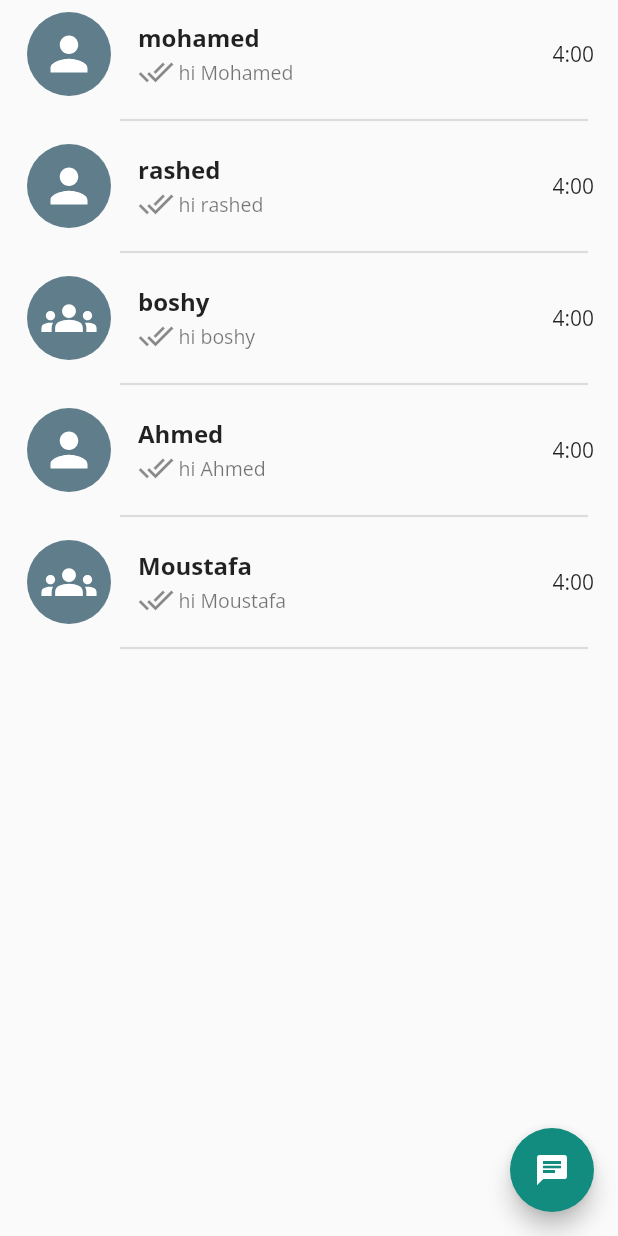
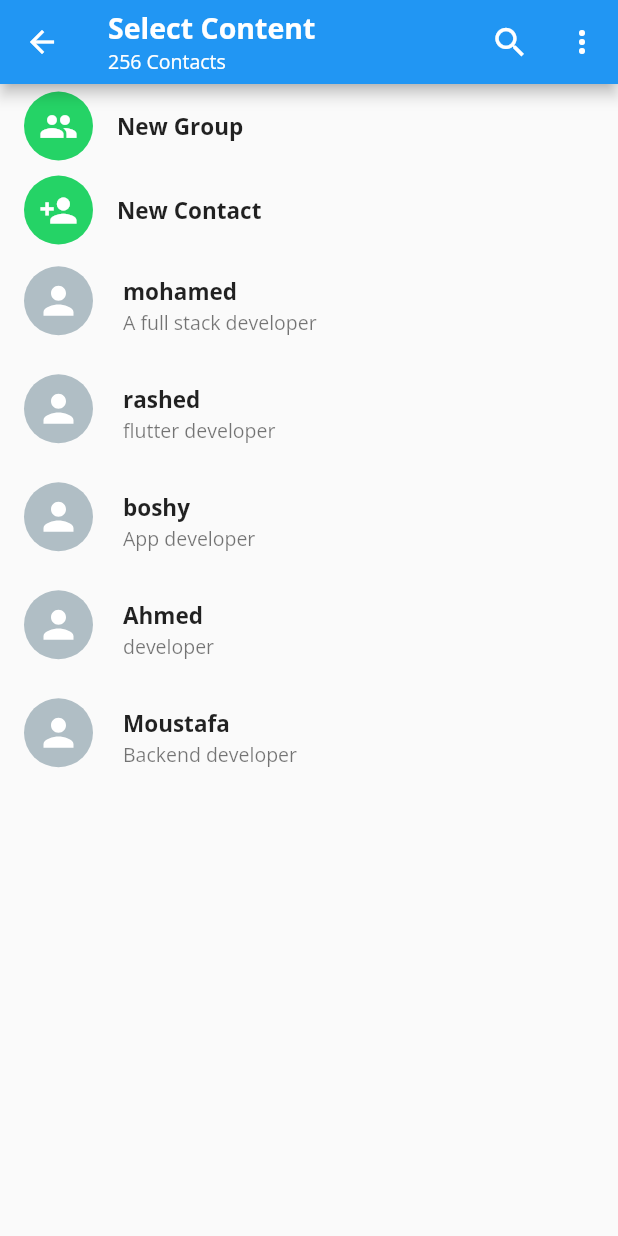
Before and after one commit to Mohamed-Rashed/chatSocket, a Flutter app: the ChatPage screen opened directly, after a tap on the "chat" icon, on a phone screen of 412 x 824 dp. Run offline on Flutter 3.47's test engine with Material 2 defaults, Android fonts, the phone set to English and light mode, and no system bars; our stand-ins replace emoji_picker_flutter, flutter_svg; missing offline and left inert: dart:ffi.

Commit message:
chat change

```diff
--- /dev/null
+++ b/lib/CustomUI/button_card.dart
@@ -0,0 +1,32 @@
+import 'package:flutter/material.dart';
+
+class ButtonCard extends StatelessWidget {
+  ButtonCard({Key? key, required this.name, required this.icon, required this.fun})
+      : super(key: key);
+  final String name;
+  final IconData icon;
+  final GestureTapCallback fun;
+
+  @override
+  Widget build(BuildContext context) {
+    return ListTile(
+      onTap: fun,
+      leading: CircleAvatar(
+        radius: 23,
+        child: Icon(
+          icon,
+          size: 26,
+          color: Colors.white,
+        ),
+        backgroundColor: Color(0xff25D366),
+      ),
+      title: Text(
+        name,
+        style: TextStyle(
+          fontSize: 15,
+          fontWeight: FontWeight.bold,
+        ),
+      ),
+    );
+  }
+}
--- /dev/null
+++ b/lib/CustomUI/content_card.dart
@@ -0,0 +1,61 @@
+import 'package:chatsoket/Model/chat_model.dart';
+import 'package:flutter/material.dart';
+import 'package:flutter_svg/flutter_svg.dart';
+
+class ContentCard extends StatelessWidget {
+  ContentCard({required this.contact, required this.fun, Key? key})
+      : super(key: key);
+  ChatModel contact;
+  GestureTapCallback fun;
+
+  @override
+  Widget build(BuildContext context) {
+    return ListTile(
+      onTap: fun,
+      leading: Container(
+        height: 53,
+        width: 50,
+        child: Stack(
+          children: [
+            CircleAvatar(
+              radius: 23,
+              child: SvgPicture.asset(
+                "assets/person.svg",
+                color: Colors.white,
+                height: 30,
+                width: 30,
+              ),
+              backgroundColor: Colors.blueGrey[200],
+            ),
+            contact.selected ? Positioned(
+              bottom: 4,
+              right: 5,
+              child: CircleAvatar(
+                backgroundColor: Colors.teal,
+                radius: 11,
+                child: Icon(
+                  Icons.check,
+                  color: Colors.white,
+                  size: 18,
+                ),
+              ),
+            ): Container(),
+          ],
+        ),
+      ),
+      title: Text(
+        contact.name!,
+        style: TextStyle(
+          fontSize: 15,
+          fontWeight: FontWeight.bold,
+        ),
+      ),
+      subtitle: Text(
+        contact.status!,
+        style: TextStyle(
+          fontSize: 13,
+        ),
+      ),
+    );
+  }
+}
--- a/lib/CustomUI/customCard.dart
+++ b/lib/CustomUI/customCard.dart
@@ -32,9 +32,9 @@ class CustomCard extends StatelessWidget {
               ),
               backgroundColor: Colors.blueGrey,
             ),
-            trailing: Text(chat.time),
+            trailing: Text(chat.time!),
             title: Text(
-              chat.name,
+              chat.name!,
               style: TextStyle(
                 fontSize: 16,
                 fontWeight: FontWeight.bold,
@@ -47,7 +47,7 @@ class CustomCard extends StatelessWidget {
                   width: 3,
                 ),
                 Text(
-                  chat.currentMessage,
+                  chat.currentMessage!,
                   style: TextStyle(
                     fontSize: 13,
                   ),
--- a/lib/Model/chat_model.dart
+++ b/lib/Model/chat_model.dart
@@ -1,14 +1,19 @@
 class ChatModel {
-  String name;
-  String icon;
-  bool isGroup;
-  String time;
-  String currentMessage;
+  String? name;
+  String? icon;
+  bool? isGroup;
+  String? time;
+  String? currentMessage;
+  String? status;
+  bool selected = false;
 
-  ChatModel(
-      {required this.name,
-      required this.icon,
-      required this.isGroup,
-      required this.time,
-      required this.currentMessage});
+  ChatModel({
+    this.name,
+    this.icon,
+    this.isGroup,
+    this.time,
+    this.currentMessage,
+    this.status,
+    this.selected = false
+  });
 }
--- a/lib/Pages/chat_page.dart
+++ b/lib/Pages/chat_page.dart
@@ -1,5 +1,6 @@
 import 'package:chatsoket/CustomUI/customCard.dart';
 import 'package:chatsoket/Model/chat_model.dart';
+import 'package:chatsoket/Screens/select_content.dart';
 import 'package:flutter/material.dart';
 
 class ChatPage extends StatefulWidget {
@@ -51,7 +52,9 @@ class _ChatPageState extends State<ChatPage> {
   Widget build(BuildContext context) {
     return Scaffold(
       floatingActionButton: FloatingActionButton(
-        onPressed: (){},
+        onPressed: (){
+          Navigator.push(context, MaterialPageRoute(builder: (builder) => SelectContent()));
+        },
         child: Icon(Icons.chat),
       ),
       body: ListView.builder(
--- /dev/null
+++ b/lib/Screens/create_group.dart
@@ -0,0 +1,100 @@
+import 'package:chatsoket/CustomUI/avatar_card.dart';
+import 'package:chatsoket/CustomUI/button_card.dart';
+import 'package:chatsoket/CustomUI/content_card.dart';
+import 'package:chatsoket/Model/chat_model.dart';
+import 'package:flutter/material.dart';
+
+class CreateGroup extends StatefulWidget {
+  const CreateGroup({Key? key}) : super(key: key);
+
+  @override
+  _CreateGroupState createState() => _CreateGroupState();
+}
+
+class _CreateGroupState extends State<CreateGroup> {
+  List<ChatModel> contacts = [
+    ChatModel(name: "mohamed", status: "A full stack developer"),
+    ChatModel(name: "rashed", status: "flutter developer"),
+    ChatModel(name: "boshy", status: "App developer"),
+    ChatModel(name: "Ahmed", status: "developer"),
+    ChatModel(name: "Moustafa", status: "Backend developer"),
+  ];
+  List<ChatModel> groups = [];
+
+  @override
+  Widget build(BuildContext context) {
+    return Scaffold(
+      appBar: AppBar(
+        title: Column(
+          mainAxisAlignment: MainAxisAlignment.start,
+          crossAxisAlignment: CrossAxisAlignment.start,
+          children: [
+            Text(
+              "New Group",
+              style: TextStyle(
+                fontSize: 19,
+                fontWeight: FontWeight.bold,
+              ),
+            ),
+            Text(
+              "Add Participants",
+              style: TextStyle(
+                fontSize: 13,
+              ),
+            ),
+          ],
+        ),
+        actions: [
+          IconButton(
+            icon: Icon(
+              Icons.search,
+              size: 26,
+            ),
+            onPressed: () {},
+          ),
+        ],
+      ),
+      body: Stack(
+        children: [
+          ListView.builder(
+            itemCount: contacts.length,
+            itemBuilder: (context, index) {
+              return ContentCard(
+                contact: contacts[index],
+                fun: () {
+                  if (contacts[index].selected == false) {
+                    setState(() {
+                      contacts[index].selected = true;
+                      groups.add(contacts[index]);
+                    });
+                  } else {
+                    setState(() {
+                      contacts[index].selected = false;
+                      groups.remove(contacts[index]);
+                    });
+                  }
+                },
+              );
+            },
+          ),
+          Column(
+            children: [
+              Container(
+                height: 75,
+                color: Colors.white,
+                child: ListView.builder(
+                  itemBuilder: (context , index) =>AvatarCard(),
+                  itemCount: contacts.length,
+                  scrollDirection: Axis.horizontal,
+                ),
+              ),
+              Divider(
+                thickness: 1,
+              )
+            ],
+          ),
+        ],
+      ),
+    );
+  }
+}
--- a/lib/Screens/individual_page.dart
+++ b/lib/Screens/individual_page.dart
@@ -72,7 +72,7 @@ class _IndividualPageState extends State<IndividualPage> {
                 crossAxisAlignment: CrossAxisAlignment.start,
                 children: [
                   Text(
-                    widget.chat.name,
+                    widget.chat.name!,
                     style: TextStyle(
                       fontSize: 18,
                       fontWeight: FontWeight.bold,
--- /dev/null
+++ b/lib/Screens/select_content.dart
@@ -0,0 +1,107 @@
+import 'package:chatsoket/CustomUI/button_card.dart';
+import 'package:chatsoket/CustomUI/content_card.dart';
+import 'package:chatsoket/Model/chat_model.dart';
+import 'package:chatsoket/Screens/create_group.dart';
+import 'package:flutter/material.dart';
+
+class SelectContent extends StatefulWidget {
+  const SelectContent({Key? key}) : super(key: key);
+
+  @override
+  _SelectContentState createState() => _SelectContentState();
+}
+
+class _SelectContentState extends State<SelectContent> {
+  @override
+  Widget build(BuildContext context) {
+    List<ChatModel> contacts = [
+      ChatModel(name: "mohamed", status: "A full stack developer"),
+      ChatModel(name: "rashed", status: "flutter developer"),
+      ChatModel(name: "boshy", status: "App developer"),
+      ChatModel(name: "Ahmed", status: "developer"),
+      ChatModel(name: "Moustafa", status: "Backend developer"),
+    ];
+    return Scaffold(
+        appBar: AppBar(
+          title: Column(
+            mainAxisAlignment: MainAxisAlignment.start,
+            crossAxisAlignment: CrossAxisAlignment.start,
+            children: [
+              Text(
+                "Select Content",
+                style: TextStyle(
+                  fontSize: 19,
+                  fontWeight: FontWeight.bold,
+                ),
+              ),
+              Text(
+                "256 Contacts",
+                style: TextStyle(
+                  fontSize: 13,
+                ),
+              ),
+            ],
+          ),
+          actions: [
+            IconButton(
+              icon: Icon(
+                Icons.search,
+                size: 26,
+              ),
+              onPressed: () {},
+            ),
+            PopupMenuButton<String>(
+              itemBuilder: (BuildContext context) {
+                return [
+                  PopupMenuItem(
+                    child: Text("Invite a friend"),
+                    value: "Invite a friend",
+                  ),
+                  PopupMenuItem(
+                    child: Text("Contacts"),
+                    value: "Contacts",
+                  ),
+                  PopupMenuItem(
+                    child: Text("Refresh"),
+                    value: "Refresh",
+                  ),
+                  PopupMenuItem(
+                    child: Text("Help"),
+                    value: "Help",
+                  ),
+                ];
+              },
+              onSelected: (value) {
+                print(value);
+              },
+            ),
+          ],
+        ),
+        body: ListView.builder(
+          itemCount: contacts.length + 2,
+          itemBuilder: (context, index) {
+            if (index == 0) {
+              return ButtonCard(
+                fun: () {
+                  Navigator.push(
+                    context,
+                    MaterialPageRoute(
+                      builder: (builder) => CreateGroup(),
+                    ),
+                  );
+                },
+                icon: Icons.group,
+                name: "New Group",
+              );
+            } else if (index == 1) {
+              return ButtonCard(
+                fun: () {},
+                icon: Icons.person_add,
+                name: "New Contact",
+              );
+            }
+            return ContentCard(contact: contacts[index - 2],fun: (){},);
+          },
+        ));
+  }
+}
```
Also changed, not shown: lib/CustomUI/avatar_card.dart (added, +51 -0 lines), lib/CustomUI/widget.dart (+48 -1 lines).
